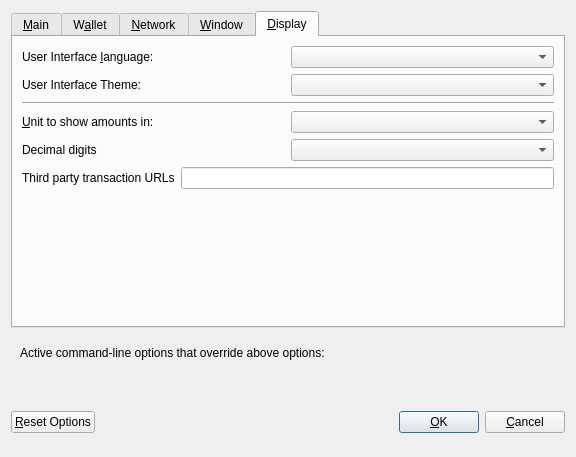
theRealDijida/PAC, file src/qt/forms/optionsdialog.ui: the form before one commit.
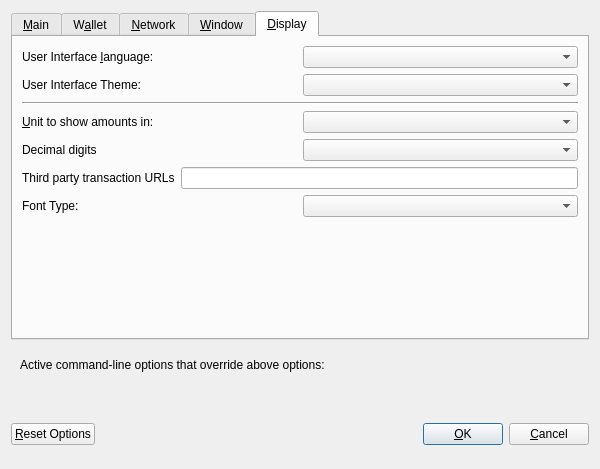
The form after the commit. The open tabs and pages were chosen to show the change. Custom widgets are drawn as their Qt base class.

Diff of the .ui file:
```diff
--- a/src/qt/forms/optionsdialog.ui
+++ b/src/qt/forms/optionsdialog.ui
@@ -6,10 +6,22 @@
    <rect>
     <x>0</x>
     <y>0</y>
-    <width>576</width>
-    <height>457</height>
+    <width>600</width>
+    <height>469</height>
    </rect>
   </property>
+  <property name="minimumSize">
+   <size>
+    <width>600</width>
+    <height>0</height>
+   </size>
+  </property>
+  <property name="maximumSize">
+   <size>
+    <width>600</width>
+    <height>16777215</height>
+   </size>
+  </property>
   <property name="windowTitle">
    <string>Options</string>
   </property>
@@ -770,6 +782,20 @@
          </item>
         </layout>
        </item>
+       <item>
+        <layout class="QHBoxLayout" name="horizontalLayout_6_Display">
+         <item>
+          <widget class="QLabel" name="lblFontType">
+           <property name="text">
+            <string>Font Type:</string>
+           </property>
+          </widget>
+         </item>
+         <item>
+          <widget class="QValueComboBox" name="cboFontType"/>
+         </item>
+        </layout>
+       </item>
        <item>
         <spacer name="verticalSpacer">
          <property name="orientation">
@@ -840,6 +866,9 @@
        <property name="toolTip">
         <string>Reset all client options to default.</string>
        </property>
+       <property name="styleSheet">
+        <string notr="true"/>
+       </property>
        <property name="text">
         <string>&amp;Reset Options</string>
        </property>
@@ -865,10 +894,16 @@
       <widget class="QLabel" name="statusLabel">
        <property name="minimumSize">
         <size>
-         <width>200</width>
+         <width>150</width>
          <height>0</height>
         </size>
        </property>
+       <property name="maximumSize">
+        <size>
+         <width>200</width>
+         <height>16777215</height>
+        </size>
+       </property>
        <property name="font">
         <font>
          <weight>75</weight>
@@ -891,9 +926,12 @@
        <property name="orientation">
         <enum>Qt::Horizontal</enum>
        </property>
+       <property name="sizeType">
+        <enum>QSizePolicy::Fixed</enum>
+       </property>
        <property name="sizeHint" stdset="0">
         <size>
-         <width>40</width>
+         <width>20</width>
          <height>48</height>
         </size>
        </property>
```
Left out of the diff: 34 changed lines with no effect on the pictures.
